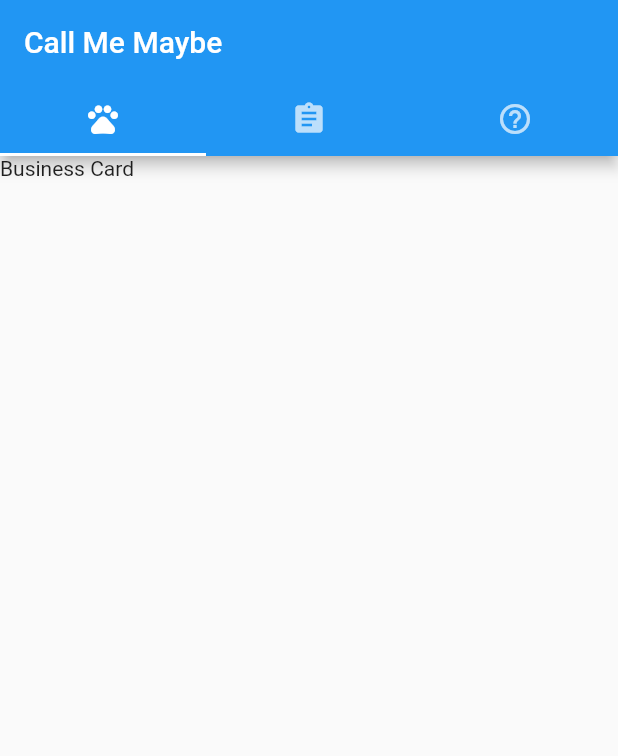
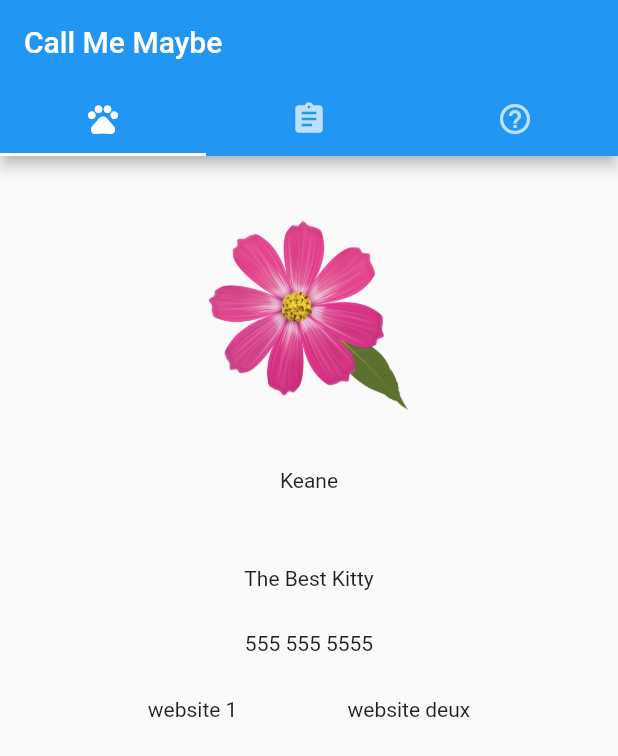
Before and after one commit to AprilCastaneda/call_me_maybe, a Flutter app: the screen it shows after launch, on a phone screen of 412 x 824 dp. Shown: the top 756 px of the screen. Run offline on Flutter 3.47's test engine with Material 2 defaults, Android fonts, the light colour scheme and no system bars; our stand-ins replace url_launcher_web.

Commit message:
Aligned BusinessCard screen to center

```diff
--- a/lib/screens/business_card_screen.dart
+++ b/lib/screens/business_card_screen.dart
@@ -1,10 +1,77 @@
 import 'package:flutter/material.dart';
 
 class BusinessCardScreen extends StatelessWidget {
+  // final String title;
+
+  // const BusinessCardScreen({Key key, this.title}) : super(key: key);
+
+  double paddingHorizontal(BuildContext context) {
+    return MediaQuery.of(context).size.width * 0.05;
+  }
+
+  double paddingVertical(BuildContext context) {
+    return MediaQuery.of(context).size.height * 0.05;
+  }
+
   @override
   Widget build(BuildContext context) {
     return Container(
-      child: Text('Business Card'),
-    );
+        alignment: Alignment.topCenter,
+        child: FractionallySizedBox(
+          widthFactor: 4 / 5,
+          heightFactor: 3 / 5,
+          child: Padding(
+            padding: EdgeInsets.symmetric(
+                horizontal: paddingHorizontal(context),
+                vertical: paddingVertical(context)),
+            child: Column(
+              mainAxisAlignment: MainAxisAlignment.center,
+              children: [
+                Flexible(
+                  fit: FlexFit.tight,
+                  flex: 3,
+                  child: Row(
+                      mainAxisAlignment: MainAxisAlignment.center,
+                      children: [Image.asset('assets/images/flower.png')]),
+                ),
+                Flexible(
+                  fit: FlexFit.tight,
+                  flex: 2,
+                  child: Row(
+                      mainAxisAlignment: MainAxisAlignment.center,
+                      children: [Text('Keane')]),
+                ),
+                Flexible(
+                  fit: FlexFit.tight,
+                  flex: 1,
+                  child: Row(
+                      mainAxisAlignment: MainAxisAlignment.center,
+                      children: [Text('The Best Kitty')]),
+                ),
+                Flexible(
+                  fit: FlexFit.tight,
+                  flex: 1,
+                  child: Row(
+                      mainAxisAlignment: MainAxisAlignment.center,
+                      children: [Text('555 555 5555')]),
+                ),
+                Flexible(
+                  fit: FlexFit.tight,
+                  flex: 1,
+                  child: Row(
+                      mainAxisAlignment: MainAxisAlignment.spaceAround,
+                      children: [Text('website 1'), Text('website deux')]),
+                ),
+              ],
+            ),
+          ),
+        ));
   }
+
+  // @override
+  // Widget build(BuildContext context) {
+  //   return Container(
+  //     child: Text('Business Card'),
+  //   );
+  // }
 }
```
